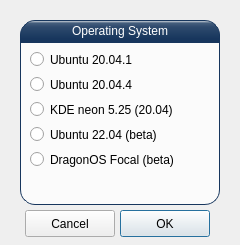
First picture: the form in UI/install.ui, repository ainfosec/FISSURE, before the edit.
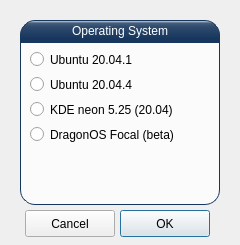
Second picture: the form after the edit.

```diff
--- a/UI/install.ui
+++ b/UI/install.ui
@@ -107,22 +107,6 @@
      <string>Ubuntu 20.04.1</string>
     </property>
    </widget>
-   <widget class="QRadioButton" name="radioButton_ubuntu22_04">
-    <property name="enabled">
-     <bool>true</bool>
-    </property>
-    <property name="geometry">
-     <rect>
-      <x>10</x>
-      <y>80</y>
-      <width>180</width>
-      <height>25</height>
-     </rect>
-    </property>
-    <property name="text">
-     <string>Ubuntu 22.04 (beta)</string>
-    </property>
-   </widget>
    <widget class="QRadioButton" name="radioButton_ubuntu20_04_4">
     <property name="enabled">
      <bool>true</bool>
@@ -146,7 +130,7 @@
     <property name="geometry">
      <rect>
       <x>10</x>
-      <y>105</y>
+      <y>80</y>
       <width>180</width>
       <height>25</height>
      </rect>
```
